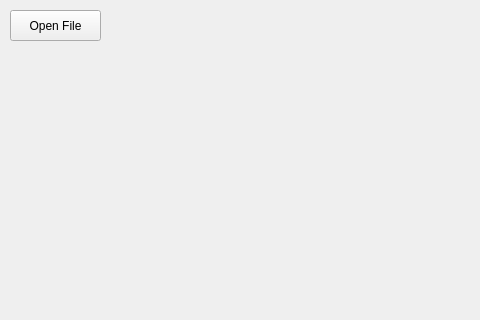
Above: mainwindow.ui from jakub-witkowski/LSR-Plot-GUI before the change; both pictures show x 0 to 480 and y 0 to 320 of the 800 by 600 pixel window. Below: the same form after it.
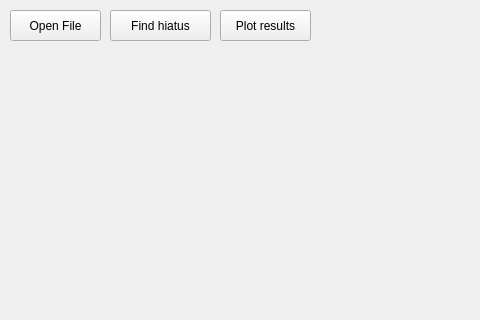
That is the form after the change.

The edit to the form file:
```diff
--- a/mainwindow.ui
+++ b/mainwindow.ui
@@ -27,6 +27,32 @@
      <string>Open File</string>
     </property>
    </widget>
+   <widget class="QPushButton" name="pushButton_2">
+    <property name="geometry">
+     <rect>
+      <x>110</x>
+      <y>10</y>
+      <width>101</width>
+      <height>31</height>
+     </rect>
+    </property>
+    <property name="text">
+     <string>Find hiatus</string>
+    </property>
+   </widget>
+   <widget class="QPushButton" name="pushButton_3">
+    <property name="geometry">
+     <rect>
+      <x>220</x>
+      <y>10</y>
+      <width>91</width>
+      <height>31</height>
+     </rect>
+    </property>
+    <property name="text">
+     <string>Plot results</string>
+    </property>
+   </widget>
   </widget>
   <widget class="QMenuBar" name="menubar">
    <property name="geometry">
```
